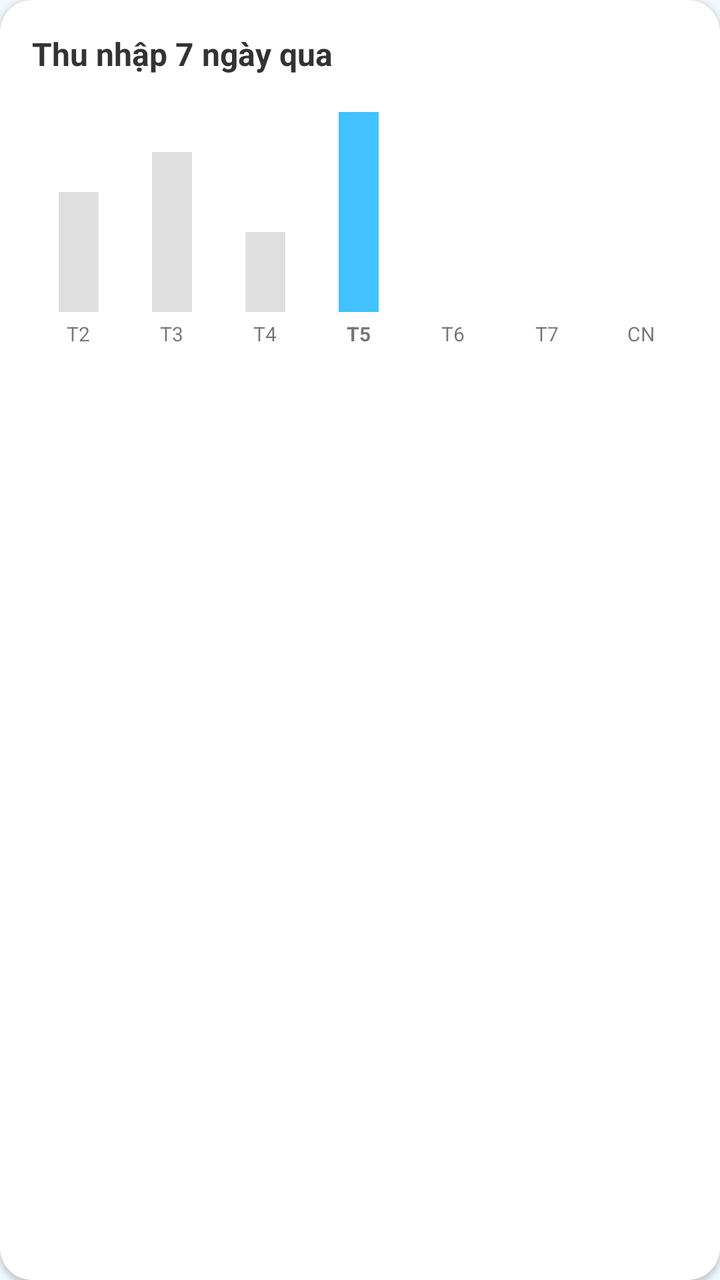
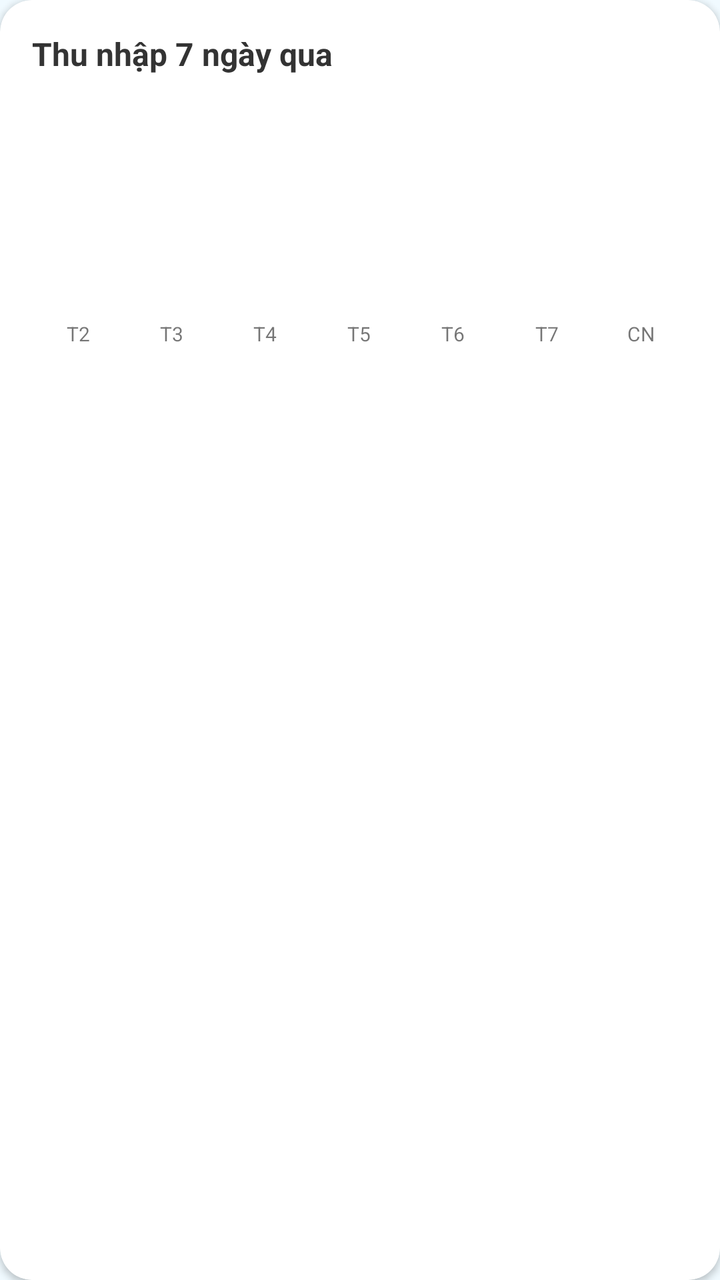

Compare the two renders of this Android layout. The source of the first and the diff that turns it into the second are given below.
<!-- AndroidManifest.xml: application theme Theme.FixItVN -->
<!-- res/layout/layout_income_chart.xml -->
<?xml version="1.0" encoding="utf-8"?>
<com.google.android.material.card.MaterialCardView xmlns:android="http://schemas.android.com/apk/res/android"
    xmlns:app="http://schemas.android.com/apk/res-auto"
    android:layout_width="match_parent"
    android:layout_height="wrap_content"
    android:layout_marginBottom="24dp"
    app:cardCornerRadius="16dp"
    app:cardElevation="2dp"
    app:cardBackgroundColor="@android:color/white"
    app:strokeWidth="0dp">

    <LinearLayout
        android:layout_width="match_parent"
        android:layout_height="wrap_content"
        android:orientation="vertical"
        android:padding="16dp">

        <TextView
            android:layout_width="wrap_content"
            android:layout_height="wrap_content"
            android:layout_marginBottom="16dp"
            android:text="Thu nhập 7 ngày qua"
            android:textColor="#333333"
            android:textSize="16sp"
            android:textStyle="bold" />

        <LinearLayout
            android:layout_width="match_parent"
            android:layout_height="120dp"
            android:gravity="bottom"
            android:orientation="horizontal"
            android:weightSum="7">
            
            <LinearLayout android:layout_width="0dp" android:layout_height="match_parent" android:layout_weight="1" android:gravity="bottom|center_horizontal" android:orientation="vertical">
                <View android:layout_width="20dp" android:layout_height="60dp" android:background="#E0E0E0" />
                <TextView android:layout_width="wrap_content" android:layout_height="wrap_content" android:layout_marginTop="4dp" android:text="T2" android:textSize="10sp" />
            </LinearLayout>
            
            <LinearLayout android:layout_width="0dp" android:layout_height="match_parent" android:layout_weight="1" android:gravity="bottom|center_horizontal" android:orientation="vertical">
                <View android:layout_width="20dp" android:layout_height="80dp" android:background="#E0E0E0" />
                <TextView android:layout_width="wrap_content" android:layout_height="wrap_content" android:layout_marginTop="4dp" android:text="T3" android:textSize="10sp" />
            </LinearLayout>
            
            <LinearLayout android:layout_width="0dp" android:layout_height="match_parent" android:layout_weight="1" android:gravity="bottom|center_horizontal" android:orientation="vertical">
                <View android:layout_width="20dp" android:layout_height="40dp" android:background="#E0E0E0" />
                <TextView android:layout_width="wrap_content" android:layout_height="wrap_content" android:layout_marginTop="4dp" android:text="T4" android:textSize="10sp" />
            </LinearLayout>
            
            <LinearLayout android:layout_width="0dp" android:layout_height="match_parent" android:layout_weight="1" android:gravity="bottom|center_horizontal" android:orientation="vertical">
                <View android:layout_width="20dp" android:layout_height="100dp" android:background="#42c2ff" />
                <TextView android:layout_width="wrap_content" android:layout_height="wrap_content" android:layout_marginTop="4dp" android:text="T5" android:textSize="10sp" android:textStyle="bold" />
            </LinearLayout>
            
            <LinearLayout android:layout_width="0dp" android:layout_height="match_parent" android:layout_weight="1" android:gravity="bottom|center_horizontal" android:orientation="vertical">
                <View android:layout_width="20dp" android:layout_height="0dp" android:background="#E0E0E0" />
                <TextView android:layout_width="wrap_content" android:layout_height="wrap_content" android:layout_marginTop="4dp" android:text="T6" android:textSize="10sp" />
            </LinearLayout>
            
            <LinearLayout android:layout_width="0dp" android:layout_height="match_parent" android:layout_weight="1" android:gravity="bottom|center_horizontal" android:orientation="vertical">
                <View android:layout_width="20dp" android:layout_height="0dp" android:background="#E0E0E0" />
                <TextView android:layout_width="wrap_content" android:layout_height="wrap_content" android:layout_marginTop="4dp" android:text="T7" android:textSize="10sp" />
            </LinearLayout>
            
            <LinearLayout android:layout_width="0dp" android:layout_height="match_parent" android:layout_weight="1" android:gravity="bottom|center_horizontal" android:orientation="vertical">
                <View android:layout_width="20dp" android:layout_height="0dp" android:background="#E0E0E0" />
                <TextView android:layout_width="wrap_content" android:layout_height="wrap_content" android:layout_marginTop="4dp" android:text="CN" android:textSize="10sp" />
            </LinearLayout>
        </LinearLayout>
    </LinearLayout>
</com.google.android.material.card.MaterialCardView>
<!-- resources referenced by this layout -->
<resources>
  <style name="Theme.FixItVN" parent="Theme.MaterialComponents.DayNight.NoActionBar">
  
          
          <item name="colorPrimary">#42c2ff</item>
          <item name="colorPrimaryDark">#00658b</item>
          <item name="colorPrimaryVariant">#00658b</item>
          <item name="colorOnPrimary">#ffffff</item>
  
          
          <item name="colorSecondary">#42c2ff</item>
          <item name="colorSecondaryVariant">#1a9fe0</item>
          <item name="colorOnSecondary">#ffffff</item>
  
          
          <item name="android:colorBackground">#f0faff</item>
          <item name="android:windowBackground">#f0faff</item>
          <item name="colorSurface">#ffffff</item>
          <item name="colorOnSurface">#0d1b2a</item>
  
          
          <item name="android:statusBarColor">#ffffff</item>
          <item name="android:windowLightStatusBar">true</item>
  
          
          <item name="android:navigationBarColor">#ffffff</item>
  
          
          <item name="bottomNavigationStyle">@style/Widget.FixIt.BottomNavigationView</item>
  
      </style>
  <style name="Widget.FixIt.BottomNavigationView" parent="Widget.MaterialComponents.BottomNavigationView">
          <item name="itemTextAppearanceActive">@style/TextAppearance.FixIt.BottomNav</item>
          <item name="itemTextAppearanceInactive">@style/TextAppearance.FixIt.BottomNav</item>
      </style>
  <style name="TextAppearance.FixIt.BottomNav" parent="TextAppearance.MaterialComponents.Caption">
          <item name="android:textSize">10sp</item>
          <item name="android:fontFamily">sans-serif-medium</item>
      </style>
</resources>

<!-- the commit's change to res/layout/layout_income_chart.xml (unified diff, before → after) -->
@@ -32,38 +32,38 @@
             android:weightSum="7">
             
             <LinearLayout android:layout_width="0dp" android:layout_height="match_parent" android:layout_weight="1" android:gravity="bottom|center_horizontal" android:orientation="vertical">
-                <View android:layout_width="20dp" android:layout_height="60dp" android:background="#E0E0E0" />
-                <TextView android:layout_width="wrap_content" android:layout_height="wrap_content" android:layout_marginTop="4dp" android:text="T2" android:textSize="10sp" />
+                <View android:id="@+id/barMon" android:layout_width="20dp" android:layout_height="0dp" android:background="#E0E0E0" />
+                <TextView android:id="@+id/lblMon" android:layout_width="wrap_content" android:layout_height="wrap_content" android:layout_marginTop="4dp" android:text="T2" android:textSize="10sp" />
             </LinearLayout>
             
             <LinearLayout android:layout_width="0dp" android:layout_height="match_parent" android:layout_weight="1" android:gravity="bottom|center_horizontal" android:orientation="vertical">
-                <View android:layout_width="20dp" android:layout_height="80dp" android:background="#E0E0E0" />
-                <TextView android:layout_width="wrap_content" android:layout_height="wrap_content" android:layout_marginTop="4dp" android:text="T3" android:textSize="10sp" />
+                <View android:id="@+id/barTue" android:layout_width="20dp" android:layout_height="0dp" android:background="#E0E0E0" />
+                <TextView android:id="@+id/lblTue" android:layout_width="wrap_content" android:layout_height="wrap_content" android:layout_marginTop="4dp" android:text="T3" android:textSize="10sp" />
             </LinearLayout>
             
             <LinearLayout android:layout_width="0dp" android:layout_height="match_parent" android:layout_weight="1" android:gravity="bottom|center_horizontal" android:orientation="vertical">
-                <View android:layout_width="20dp" android:layout_height="40dp" android:background="#E0E0E0" />
-                <TextView android:layout_width="wrap_content" android:layout_height="wrap_content" android:layout_marginTop="4dp" android:text="T4" android:textSize="10sp" />
+                <View android:id="@+id/barWed" android:layout_width="20dp" android:layout_height="0dp" android:background="#E0E0E0" />
+                <TextView android:id="@+id/lblWed" android:layout_width="wrap_content" android:layout_height="wrap_content" android:layout_marginTop="4dp" android:text="T4" android:textSize="10sp" />
             </LinearLayout>
             
             <LinearLayout android:layout_width="0dp" android:layout_height="match_parent" android:layout_weight="1" android:gravity="bottom|center_horizontal" android:orientation="vertical">
-                <View android:layout_width="20dp" android:layout_height="100dp" android:background="#42c2ff" />
-                <TextView android:layout_width="wrap_content" android:layout_height="wrap_content" android:layout_marginTop="4dp" android:text="T5" android:textSize="10sp" android:textStyle="bold" />
+                <View android:id="@+id/barThu" android:layout_width="20dp" android:layout_height="0dp" android:background="#E0E0E0" />
+                <TextView android:id="@+id/lblThu" android:layout_width="wrap_content" android:layout_height="wrap_content" android:layout_marginTop="4dp" android:text="T5" android:textSize="10sp" />
             </LinearLayout>
             
             <LinearLayout android:layout_width="0dp" android:layout_height="match_parent" android:layout_weight="1" android:gravity="bottom|center_horizontal" android:orientation="vertical">
-                <View android:layout_width="20dp" android:layout_height="0dp" android:background="#E0E0E0" />
-                <TextView android:layout_width="wrap_content" android:layout_height="wrap_content" android:layout_marginTop="4dp" android:text="T6" android:textSize="10sp" />
+                <View android:id="@+id/barFri" android:layout_width="20dp" android:layout_height="0dp" android:background="#E0E0E0" />
+                <TextView android:id="@+id/lblFri" android:layout_width="wrap_content" android:layout_height="wrap_content" android:layout_marginTop="4dp" android:text="T6" android:textSize="10sp" />
             </LinearLayout>
             
             <LinearLayout android:layout_width="0dp" android:layout_height="match_parent" android:layout_weight="1" android:gravity="bottom|center_horizontal" android:orientation="vertical">
-                <View android:layout_width="20dp" android:layout_height="0dp" android:background="#E0E0E0" />
-                <TextView android:layout_width="wrap_content" android:layout_height="wrap_content" android:layout_marginTop="4dp" android:text="T7" android:textSize="10sp" />
+                <View android:id="@+id/barSat" android:layout_width="20dp" android:layout_height="0dp" android:background="#E0E0E0" />
+                <TextView android:id="@+id/lblSat" android:layout_width="wrap_content" android:layout_height="wrap_content" android:layout_marginTop="4dp" android:text="T7" android:textSize="10sp" />
             </LinearLayout>
             
             <LinearLayout android:layout_width="0dp" android:layout_height="match_parent" android:layout_weight="1" android:gravity="bottom|center_horizontal" android:orientation="vertical">
-                <View android:layout_width="20dp" android:layout_height="0dp" android:background="#E0E0E0" />
-                <TextView android:layout_width="wrap_content" android:layout_height="wrap_content" android:layout_marginTop="4dp" android:text="CN" android:textSize="10sp" />
+                <View android:id="@+id/barSun" android:layout_width="20dp" android:layout_height="0dp" android:background="#E0E0E0" />
+                <TextView android:id="@+id/lblSun" android:layout_width="wrap_content" android:layout_height="wrap_content" android:layout_marginTop="4dp" android:text="CN" android:textSize="10sp" />
             </LinearLayout>
         </LinearLayout>
     </LinearLayout>
